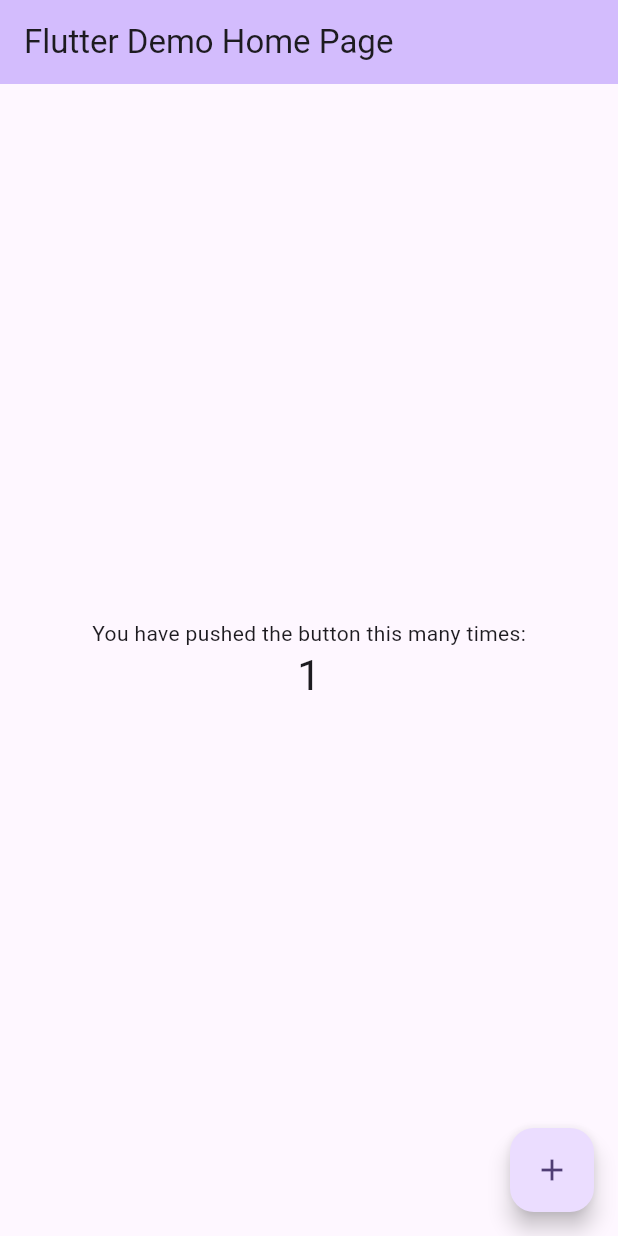
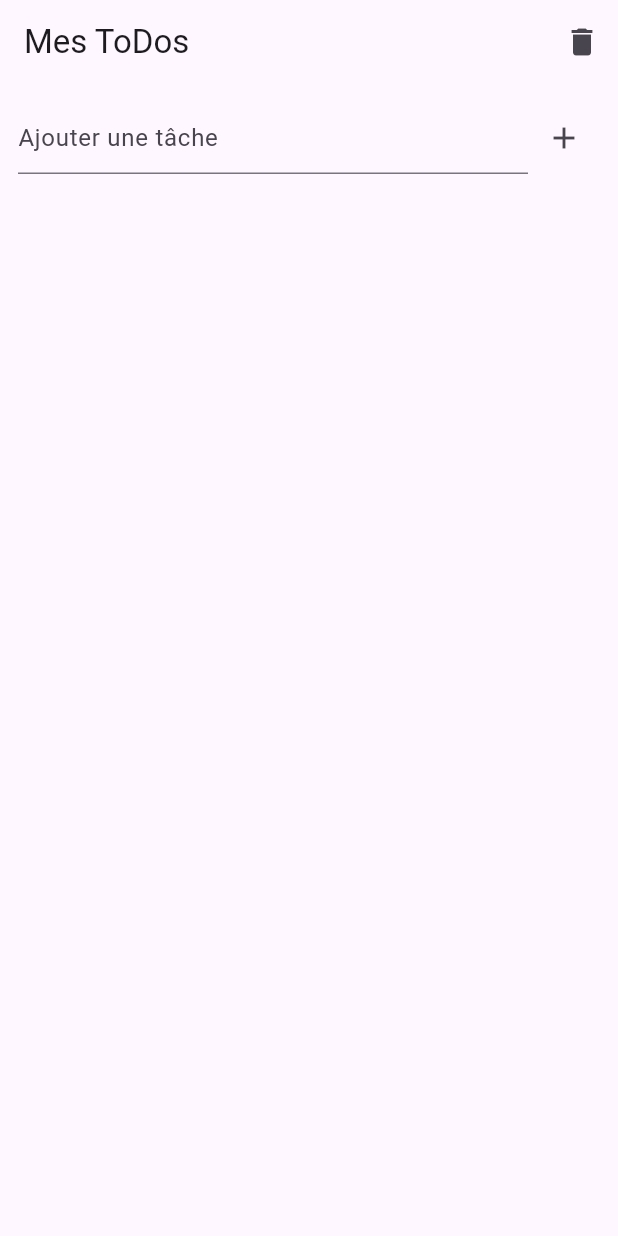
Before and after one commit to badzim/todo_app, a Flutter app: the screen it shows after launch, after a tap on the "add" icon, on a phone screen of 412 x 824 dp. Run offline on Flutter 3.47's test engine with Material 3 defaults, Android fonts, the phone set to English and light mode, and no system bars.

Commit message:
MVP done with clean archi

```diff
--- a/lib/domain/entities/task.dart
+++ b/lib/domain/entities/task.dart
@@ -14,4 +14,19 @@ class Task {
       DateTime? createdAt
       }
       ) : createdAt = createdAt ?? DateTime.now();
+
+  Task copyWith({
+    String? id,
+    String? title,
+    int? score,
+    bool? isDone,
+    DateTime? createdAt,
+  }) {
+    return Task(
+      id: id ?? this.id,
+      title: title ?? this.title,
+      score: score ?? this.score,
+      isDone: isDone ?? this.isDone,
+      createdAt: createdAt ?? this.createdAt,
+    );}
 }
--- /dev/null
+++ b/lib/domain/usecases/get_tasks.dart
@@ -0,0 +1,11 @@
+import '../entities/task.dart';
+import '../repositories/task_repository.dart';
+
+class GetTasks {
+  final TaskRepository repository;
+  GetTasks(this.repository);
+
+  Future<List<Task>> call() async {
+    return repository.getAll();
+  }
+}
--- a/lib/main.dart
+++ b/lib/main.dart
@@ -1,122 +1,32 @@
 import 'package:flutter/material.dart';
+import 'package:provider/provider.dart';
+import 'presentation/pages/home_page.dart';
+import 'presentation/controllers/task_controller.dart';
+import 'domain/usecases/add_task.dart';
+import 'domain/usecases/get_tasks.dart';
+import 'data/repositories/task_repository_impl.dart';
 
 void main() {
-  runApp(const MyApp());
+  final repository = TaskRepositoryImpl();
+  final addTask = AddTask(repository);
+  final getTasks = GetTasks(repository);
+  final controller = TaskController(addTask, getTasks);
+
+  runApp(
+    ChangeNotifierProvider(
+      create: (_) => controller..loadTasks(),
+      child: const MyApp(),
+    ),
+  );
 }
 
 class MyApp extends StatelessWidget {
   const MyApp({super.key});
 
-  // This widget is the root of your application.
   @override
   Widget build(BuildContext context) {
-    return MaterialApp(
-      title: 'Flutter Demo',
-      theme: ThemeData(
-        // This is the theme of your application.
-        //
-        // TRY THIS: Try running your application with "flutter run". You'll see
-        // the application has a purple toolbar. Then, without quitting the app,
-        // try changing the seedColor in the colorScheme below to Colors.green
-        // and then invoke "hot reload" (save your changes or press the "hot
-        // reload" button in a Flutter-supported IDE, or press "r" if you used
-        // the command line to start the app).
-        //
-        // Notice that the counter didn't reset back to zero; the application
-        // state is not lost during the reload. To reset the state, use hot
-        // restart instead.
-        //
-        // This works for code too, not just values: Most code changes can be
-        // tested with just a hot reload.
-        colorScheme: ColorScheme.fromSeed(seedColor: Colors.deepPurple),
-      ),
-      home: const MyHomePage(title: 'Flutter Demo Home Page'),
+    return const MaterialApp(
+      home: HomePage(),
     );
   }
 }
-
-class MyHomePage extends StatefulWidget {
-  const MyHomePage({super.key, required this.title});
-
-  // This widget is the home page of your application. It is stateful, meaning
-  // that it has a State object (defined below) that contains fields that affect
-  // how it looks.
-
-  // This class is the configuration for the state. It holds the values (in this
-  // case the title) provided by the parent (in this case the App widget) and
-  // used by the build method of the State. Fields in a Widget subclass are
-  // always marked "final".
-
-  final String title;
-
-  @override
-  State<MyHomePage> createState() => _MyHomePageState();
-}
-
-class _MyHomePageState extends State<MyHomePage> {
-  int _counter = 0;
-
-  void _incrementCounter() {
-    setState(() {
-      // This call to setState tells the Flutter framework that something has
-      // changed in this State, which causes it to rerun the build method below
-      // so that the display can reflect the updated values. If we changed
-      // _counter without calling setState(), then the build method would not be
-      // called again, and so nothing would appear to happen.
-      _counter++;
-    });
-  }
-
-  @override
-  Widget build(BuildContext context) {
-    // This method is rerun every time setState is called, for instance as done
-    // by the _incrementCounter method above.
-    //
-    // The Flutter framework has been optimized to make rerunning build methods
-    // fast, so that you can just rebuild anything that needs updating rather
-    // than having to individually change instances of widgets.
-    return Scaffold(
-      appBar: AppBar(
-        // TRY THIS: Try changing the color here to a specific color (to
-        // Colors.amber, perhaps?) and trigger a hot reload to see the AppBar
-        // change color while the other colors stay the same.
-        backgroundColor: Theme.of(context).colorScheme.inversePrimary,
-        // Here we take the value from the MyHomePage object that was created by
-        // the App.build method, and use it to set our appbar title.
-        title: Text(widget.title),
-      ),
-      body: Center(
-        // Center is a layout widget. It takes a single child and positions it
-        // in the middle of the parent.
-        child: Column(
-          // Column is also a layout widget. It takes a list of children and
-          // arranges them vertically. By default, it sizes itself to fit its
-          // children horizontally, and tries to be as tall as its parent.
-          //
-          // Column has various properties to control how it sizes itself and
-          // how it positions its children. Here we use mainAxisAlignment to
-          // center the children vertically; the main axis here is the vertical
-          // axis because Columns are vertical (the cross axis would be
-          // horizontal).
-          //
-          // TRY THIS: Invoke "debug painting" (choose the "Toggle Debug Paint"
-          // action in the IDE, or press "p" in the console), to see the
-          // wireframe for each widget.
-          mainAxisAlignment: MainAxisAlignment.center,
-          children: <Widget>[
-            const Text('You have pushed the button this many times:'),
-            Text(
-              '$_counter',
-              style: Theme.of(context).textTheme.headlineMedium,
-            ),
-          ],
-        ),
-      ),
-      floatingActionButton: FloatingActionButton(
-        onPressed: _incrementCounter,
-        tooltip: 'Increment',
-        child: const Icon(Icons.add),
-      ), // This trailing comma makes auto-formatting nicer for build methods.
-    );
-  }
-}
--- /dev/null
+++ b/lib/presentation/controllers/task_controller.dart
@@ -0,0 +1,43 @@
+// lib/presentation/controllers/task_controller.dart
+import 'package:flutter/material.dart';
+import '../../domain/entities/task.dart';
+import '../../domain/usecases/add_task.dart';
+import '../../domain/usecases/get_tasks.dart';
+
+class TaskController extends ChangeNotifier {
+  final AddTask _addTask;
+  final GetTasks _getTasks;
+
+  List<Task> _tasks = [];
+  List<Task> get tasks => _tasks;
+
+  TaskController(this._addTask, this._getTasks);
+
+  Future<void> loadTasks() async {
+    _tasks = await _getTasks();
+    notifyListeners();
+  }
+
+  Future<void> addTask(String title) async {
+    final task = Task(
+      id: DateTime.now().millisecondsSinceEpoch.toString(),
+      title: title,
+    );
+    await _addTask(task);
+    await loadTasks();
+  }
+
+  void toggleTaskStatus(String id) {
+    final index = _tasks.indexWhere((t) => t.id == id);
+    if (index != -1) {
+      final current = _tasks[index];
+      _tasks[index] = current.copyWith(isDone: !current.isDone);
+      notifyListeners();
+    }
+  }
+
+  void deleteCheckedTasks() {
+    _tasks.removeWhere((task) => task.isDone);
+    notifyListeners();
+  }
+}
--- /dev/null
+++ b/lib/presentation/pages/home_page.dart
@@ -0,0 +1,80 @@
+import 'package:flutter/material.dart';
+import 'package:provider/provider.dart';
+import '../controllers/task_controller.dart';
+
+class HomePage extends StatelessWidget {
+  const HomePage({super.key});
+
+  @override
+  Widget build(BuildContext context) {
+    final controller = Provider.of<TaskController>(context);
+    final TextEditingController inputController = TextEditingController();
+
+    return Scaffold(
+      appBar: AppBar(
+        title: const Text('Mes ToDos'),
+        actions: [
+          IconButton(
+            icon: const Icon(Icons.delete),
+            tooltip: 'Supprimer les tâches cochées',
+            onPressed: controller.deleteCheckedTasks,
+          ),
+        ],
+      ),
+      body: Column(
+        children: [
+          Padding(
+            padding: const EdgeInsets.all(12),
+            child: Row(
+              children: [
+                Expanded(
+                  child: TextField(
+                    controller: inputController,
+                    decoration: const InputDecoration(
+                      hintText: 'Ajouter une tâche',
+                    ),
+                  ),
+                ),
+                IconButton(
+                  icon: const Icon(Icons.add),
+                  onPressed: () {
+                    final title = inputController.text.trim();
+                    if (title.isNotEmpty) {
+                      controller.addTask(title);
+                      inputController.clear();
+                    }
+                  },
+                ),
+              ],
+            ),
+          ),
+          Expanded(
+            child: ListView.builder(
+              itemCount: controller.tasks.length,
+              itemBuilder: (context, index) {
+                final task = controller.tasks[index];
+                return ListTile(
+                  trailing: Checkbox(
+                    value: task.isDone,
+                    onChanged: (_) {
+                      controller.toggleTaskStatus(task.id);
+                    },
+                  ),
+                  title: Text(
+                    task.title,
+                    style: TextStyle(
+                      decoration: task.isDone
+                          ? TextDecoration.lineThrough
+                          : TextDecoration.none,
+                    ),
+                  ),
+                  subtitle: Text('Score: ${task.score}'),
+                );
+              },
+            ),
+          ),
+        ],
+      ),
+    );
+  }
+}
--- a/pubspec.yaml
+++ b/pubspec.yaml
@@ -35,6 +35,7 @@ dependencies:
   # Use with the CupertinoIcons class for iOS style icons.
 
   cupertino_icons: ^1.0.8
+  provider: ^6.0.5
 
 dev_dependencies:
   flutter_test:
```
Also changed, not shown: lib/data/repositories/task_repository_impl.dart (added, +30 -0 lines), pubspec.lock.
